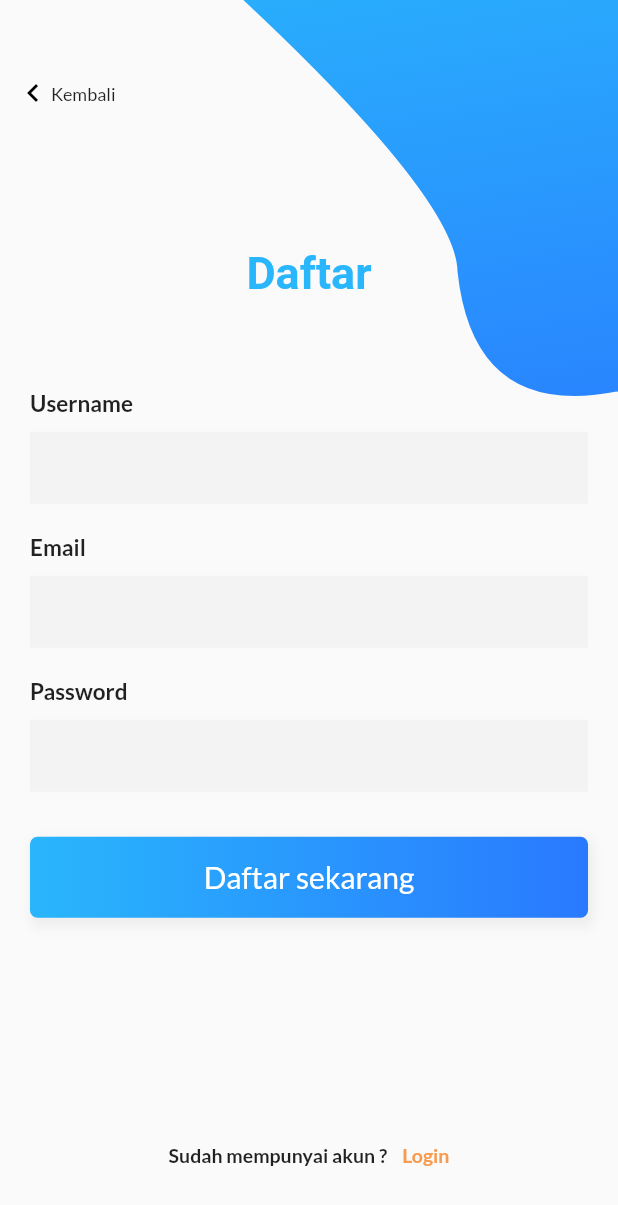
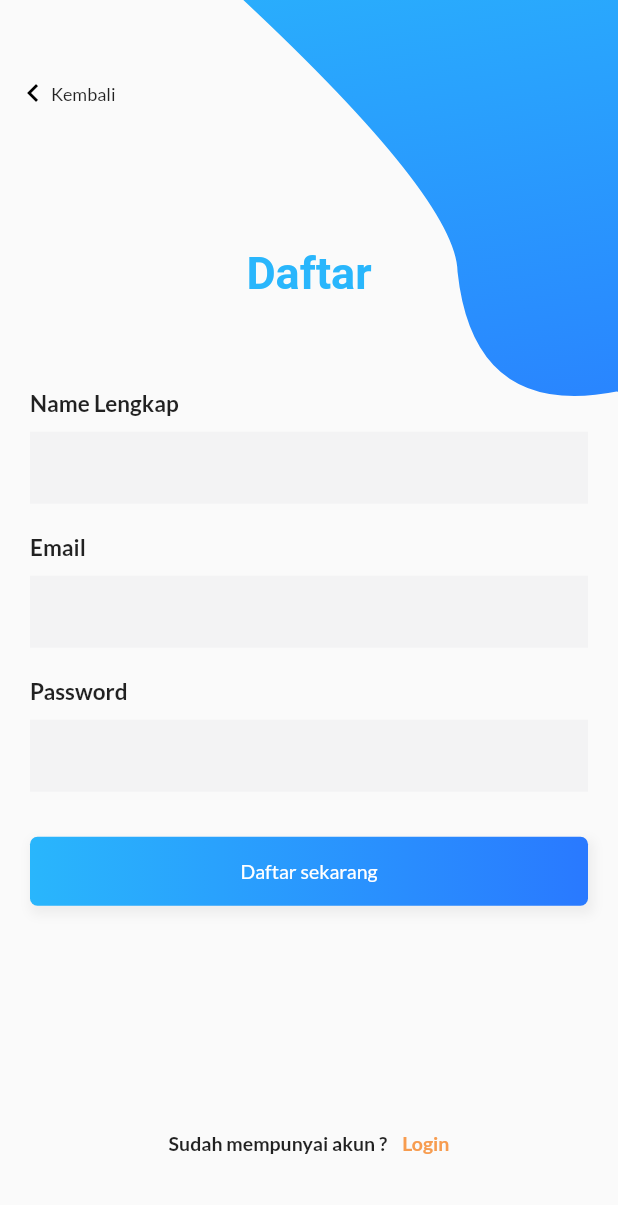
Before and after one commit to muhamadfarhann/presensi-flutter, a Flutter app: the SignUpPage screen opened directly, on a phone screen of 412 x 824 dp. Shown: the top 1205 px of the screen. Run offline on Flutter 3.47's test engine with Material 2 defaults, Android fonts, the phone set to English and light mode, and no system bars; our stand-ins replace auto_size_text, awesome_dialog, device_info, flutter_icons, geolocator, google_fonts and 1 more; missing offline and left inert: barcode_scan; accounts and stored records are empty; network calls fail.

Commit message:
Proses Sign Up

```diff
--- a/lib/configs/app_config.dart
+++ b/lib/configs/app_config.dart
@@ -1,5 +1,5 @@
 class AppConfig {
 
-  final String apiURL =  "http://192.168.1.8:8000";
+  final String apiURL =  "http://192.168.1.9:8000";
 
 }
--- a/lib/main.dart
+++ b/lib/main.dart
@@ -2,6 +2,7 @@ import 'package:flutter/material.dart';
 import 'package:google_fonts/google_fonts.dart';
 import 'package:presensi/pages/home.dart';
 import 'package:presensi/pages/login_page.dart';
+import 'package:presensi/pages/sign_up.dart';
 import 'package:presensi/pages/welcome_page.dart';
 
 void main() => runApp(MyApp());
@@ -19,6 +20,6 @@ class MyApp extends StatelessWidget {
             bodyText1: GoogleFonts.montserrat(textStyle: textTheme.bodyText1),
           ),
         ),
-        home: LoginPage());
+        home: SignUpPage());
   }
 }
--- a/lib/models/user.dart
+++ b/lib/models/user.dart
@@ -1,9 +1,9 @@
 class User {
 
-  final String code, name, position, status, email;
+  final String code, name, position, status;
 
   User ({
-    this.code, this.name, this.position, this.status, this.email
+    this.code, this.name, this.position, this.status
   });
 
 }
--- a/lib/pages/sign_up.dart
+++ b/lib/pages/sign_up.dart
@@ -1,10 +1,11 @@
 import 'package:flutter/material.dart';
 import 'package:presensi/pages/login_page.dart';
 import 'package:presensi/src/widget/bezzier_container.dart';
+import 'package:http/http.dart' as http;
+import 'package:presensi/configs/app_config.dart';
 
 class SignUpPage extends StatefulWidget {
-
-  SignUpPage ({Key key, this.title}) : super(key: key);
+  SignUpPage({Key key, this.title}) : super(key: key);
 
   final String title;
 
@@ -24,17 +25,11 @@ class _SignUpPageState extends State<SignUpPage> {
           children: <Widget>[
             Container(
               padding: EdgeInsets.only(left: 0, top: 10, bottom: 10),
-              child: Icon(
-                Icons.keyboard_arrow_left,
-                color: Colors.black
-              ),
+              child: Icon(Icons.keyboard_arrow_left, color: Colors.black),
             ),
             Text(
               'Kembali',
-              style: TextStyle(
-                fontSize: 12,
-                fontWeight: FontWeight.w500
-              ),
+              style: TextStyle(fontSize: 12, fontWeight: FontWeight.w500),
             ),
           ],
         ),
@@ -42,7 +37,7 @@ class _SignUpPageState extends State<SignUpPage> {
     );
   }
 
-  Widget _entryField(String title, {bool isPassword = false}){
+  Widget _entryField(String title, {bool isPassword = false}) {
     return Container(
       margin: EdgeInsets.symmetric(vertical: 10),
       child: Column(
@@ -50,28 +45,21 @@ class _SignUpPageState extends State<SignUpPage> {
         children: <Widget>[
           Text(
             title,
-            style: TextStyle(
-              fontWeight: FontWeight.bold,
-              fontSize: 15
+            style: TextStyle(fontWeight: FontWeight.bold, fontSize: 15),
           ),
-          ),
-          SizedBox(
-            height: 10
-          ),
+          SizedBox(height: 10),
           TextField(
               obscureText: isPassword,
               decoration: InputDecoration(
                   border: InputBorder.none,
                   fillColor: Color(0xfff3f3f4),
-              filled: true
-            )
-          ),
+                  filled: true)),
         ],
       ),
     );
   }
 
-    Widget _submitButton(){
+  Widget _submitButton() {
     return Container(
       width: MediaQuery.of(context).size.width,
       padding: EdgeInsets.symmetric(vertical: 15),
@@ -83,29 +71,22 @@ class _SignUpPageState extends State<SignUpPage> {
                 color: Colors.grey.shade200,
                 offset: Offset(2, 4),
                 blurRadius: 5,
-              spreadRadius: 2
-            )
+                spreadRadius: 2)
           ],
           gradient: LinearGradient(
               begin: Alignment.centerLeft,
               end: Alignment.centerRight,
-            colors: [Color(0xFF29B6FC), Color(0xFF2979FF)]
-          )
-        ),
-        child: Text(
-          'Daftar sekarang',
-          style: TextStyle(
-            fontSize: 20,
-            color: Colors.white
-          )
-        ),
+              colors: [Color(0xFF29B6FC), Color(0xFF2979FF)])),
+      child: Text('Daftar sekarang',
+          style: TextStyle(fontSize: 13, color: Colors.white)),
     );
   }
 
-  Widget _loginAccountLabel(){
+  Widget _loginAccountLabel() {
     return InkWell(
       onTap: () {
-        Navigator.push(context, MaterialPageRoute(builder: (context) => LoginPage()));
+        Navigator.push(
+            context, MaterialPageRoute(builder: (context) => LoginPage()));
       },
       child: Container(
         margin: EdgeInsets.symmetric(vertical: 20),
@@ -116,10 +97,7 @@ class _SignUpPageState extends State<SignUpPage> {
           children: <Widget>[
             Text(
               'Sudah mempunyai akun ?',
-              style: TextStyle(
-                fontSize: 13,
-                fontWeight: FontWeight.w600
-              ),
+              style: TextStyle(fontSize: 13, fontWeight: FontWeight.w600),
             ),
             SizedBox(
               width: 10,
@@ -129,8 +107,7 @@ class _SignUpPageState extends State<SignUpPage> {
               style: TextStyle(
                   color: Color(0xfff79c4f),
                   fontSize: 13,
-                fontWeight: FontWeight.w600
-              ),
+                  fontWeight: FontWeight.w600),
             ),
           ],
         ),
@@ -138,7 +115,7 @@ class _SignUpPageState extends State<SignUpPage> {
     );
   }
 
-  Widget _title(){
+  Widget _title() {
     return RichText(
       textAlign: TextAlign.center,
       text: TextSpan(
@@ -152,11 +129,10 @@ class _SignUpPageState extends State<SignUpPage> {
     );
   }
 
-
-  Widget _emailPasswordWidget(){
+  Widget _emailPasswordWidget() {
     return Column(
       children: <Widget>[
-        _entryField("Username"),
+        _entryField("Name Lengkap"),
         _entryField("Email"),
         _entryField("Password", isPassword: true),
       ],
@@ -164,7 +140,7 @@ class _SignUpPageState extends State<SignUpPage> {
   }
 
   @override
-  Widget build(BuildContext context){
+  Widget build(BuildContext context) {
     final height = MediaQuery.of(context).size.height;
     return Scaffold(
       body: Container(
@@ -183,35 +159,36 @@ class _SignUpPageState extends State<SignUpPage> {
                   crossAxisAlignment: CrossAxisAlignment.center,
                   mainAxisAlignment: MainAxisAlignment.center,
                   children: <Widget>[
-                    SizedBox(
-                      height: height * .2
-                    ),
+                    SizedBox(height: height * .2),
                     _title(),
-                    SizedBox(
-                      height: 50
-                    ),
+                    SizedBox(height: 50),
                     _emailPasswordWidget(),
-                    SizedBox(
-                      height: 20
-                    ),
+                    SizedBox(height: 20),
                     _submitButton(),
-                    SizedBox(
-                      height: height * .14
-                    ),
+                    SizedBox(height: height * .14),
                     _loginAccountLabel()
                   ],
                 ),
               ),
             ),
-            Positioned(
-              top: 40,
-              left: 0,
-              child: _backButton()
-            ),
+            Positioned(top: 40, left: 0, child: _backButton()),
           ],
         ),
       ),
     );
   }
 
+  signUp() async {
+
+    Map data = {
+      "email": "",
+      "pasword": "",
+      "device_id": ""
+    };
+
+    AppConfig config = new AppConfig();
+    var response = await http.post("${config.apiURL}/api/user/create", body: data);
+    print(response.statusCode);
   }
+
+}
--- a/lib/pages/welcome_page.dart
+++ b/lib/pages/welcome_page.dart
@@ -54,8 +54,7 @@ class _WelcomePageState extends State<WelcomePage> {
               code: jsonResponse['data']['employee']['employee_code'],
               name: jsonResponse['data']['employee']['name'],
               position: jsonResponse['data']['employee']['position'],
-              status: jsonResponse['data']['employee']['status'],
-              email: jsonResponse['data']['email']);
+              status: jsonResponse['data']['employee']['status']);
 
           //print(jsonResponse['data']['employee']['name']);
 
```
Also changed, not shown: lib/pages/dashboard.dart (+18 -10 lines), lib/pages/login_page.dart (+64 -57 lines). Lines whose indentation alone changed are shown as unchanged.
